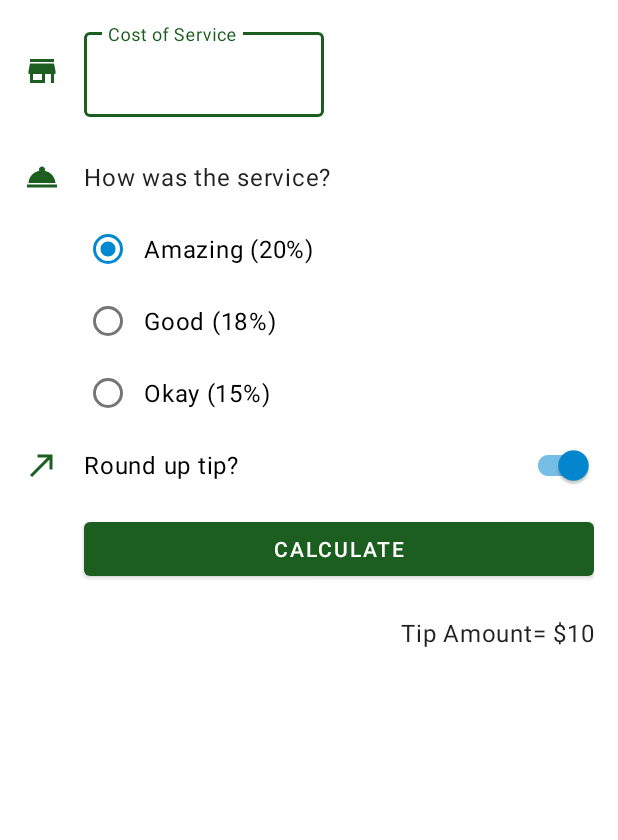
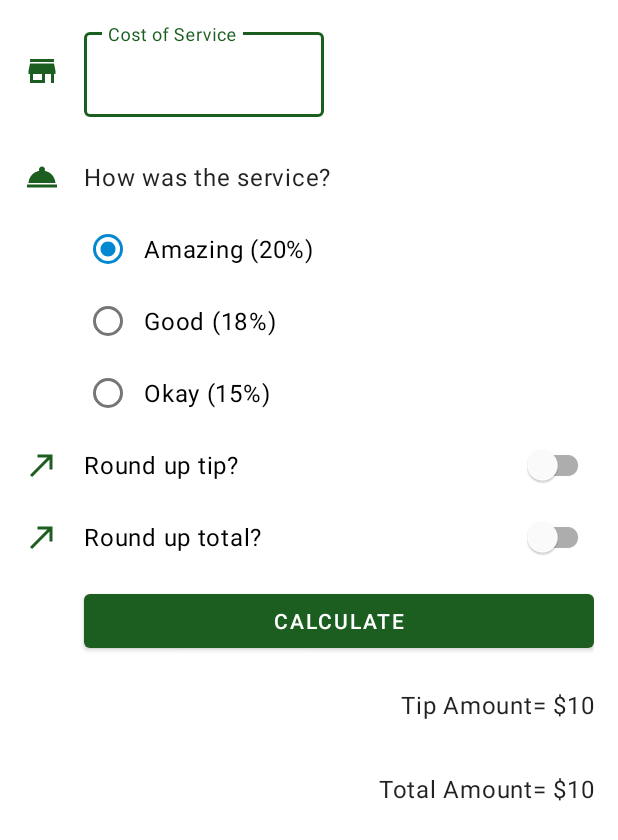
Before and after one commit to doncapuano/Tip_Time, an Android app: the layout activity_main.xml on its own in the app's theme, with its tools: preview values and no code run, on a phone screen of 412 x 824 dp. Shown: the top 840 px of the screen. Run offline under Robolectric (Android 15) with nearby library versions, the phone set to English and light mode, and no system bars.

Commit message:
Added displayTotal function with round_up_total_switch

```diff
--- a/app/src/main/java/com/example/tiptime/MainActivity.kt
+++ b/app/src/main/java/com/example/tiptime/MainActivity.kt
@@ -25,6 +25,7 @@ class MainActivity : AppCompatActivity() {
             displayTip(0.0)
             return
         }
+
         val tipPercentage = when (binding.tipOptions.checkedRadioButtonId) {
             R.id.option_twenty_percent -> 0.20
             R.id.option_eighteen_percent -> 0.18
@@ -32,16 +33,29 @@ class MainActivity : AppCompatActivity() {
         }
 
         var tip = tipPercentage * cost
+        var total = tip + cost
+
         if (binding.roundUpSwitch.isChecked) {
             tip = kotlin.math.ceil(tip)
+            total = tip + cost
+        }
+
+        if (binding.roundUpTotalSwitch.isChecked) {
+            total = kotlin.math.ceil(total)
+            tip = total - cost
         }
 
         displayTip(tip)
-
+        displayTotal(total)
     }
 
     private fun displayTip(tip: Double) {
         val formattedTip = NumberFormat.getCurrencyInstance().format(tip)
         binding.tipResult.text = getString(R.string.tip_amount, formattedTip)
     }
+
+    private fun displayTotal(total: Double) {
+        val formattedTotal = NumberFormat.getCurrencyInstance().format(total)
+        binding.totalResult.text = getString(R.string.total_amount, formattedTotal)
+    }
 }
--- a/app/src/main/res/layout/activity_main.xml
+++ b/app/src/main/res/layout/activity_main.xml
@@ -15,11 +15,11 @@
             android:id="@+id/icon_cost_of_service"
             android:layout_width="wrap_content"
             android:layout_height="wrap_content"
+            android:importantForAccessibility="no"
             app:layout_constraintBottom_toBottomOf="@id/cost_of_service"
             app:layout_constraintStart_toStartOf="parent"
             app:layout_constraintTop_toTopOf="@id/cost_of_service"
-            app:srcCompat="@drawable/ic_store"
-            android:importantForAccessibility="no" />
+            app:srcCompat="@drawable/ic_store" />
 
         <com.google.android.material.textfield.TextInputLayout
             android:id="@+id/cost_of_service"
@@ -42,11 +42,11 @@
             android:id="@+id/icon_service_question"
             android:layout_width="wrap_content"
             android:layout_height="wrap_content"
+            android:importantForAccessibility="no"
             app:layout_constraintBottom_toBottomOf="@id/service_question"
             app:layout_constraintStart_toStartOf="parent"
             app:layout_constraintTop_toTopOf="@id/service_question"
-            app:srcCompat="@drawable/ic_service"
-            android:importantForAccessibility="no" />
+            app:srcCompat="@drawable/ic_service" />
 
         <TextView
             android:id="@+id/service_question"
@@ -91,22 +91,42 @@
             android:id="@+id/icon_round_up"
             android:layout_width="wrap_content"
             android:layout_height="wrap_content"
+            android:importantForAccessibility="no"
             app:layout_constraintBottom_toBottomOf="@id/round_up_switch"
             app:layout_constraintStart_toStartOf="parent"
             app:layout_constraintTop_toTopOf="@id/round_up_switch"
-            app:srcCompat="@drawable/ic_round_up"
-            android:importantForAccessibility="no" />
+            app:srcCompat="@drawable/ic_round_up" />
 
         <com.google.android.material.switchmaterial.SwitchMaterial
             android:id="@+id/round_up_switch"
             android:layout_width="0dp"
             android:layout_height="wrap_content"
             android:layout_marginStart="16dp"
-            android:checked="true"
             android:text="@string/round_up_tip"
             app:layout_constraintEnd_toEndOf="parent"
             app:layout_constraintStart_toEndOf="@id/icon_round_up"
             app:layout_constraintTop_toBottomOf="@id/tip_options"
+            tools:ignore="UseSwitchCompatOrMaterialXml" />
+
+        <ImageView
+            android:id="@+id/icon_round_up_total"
+            android:layout_width="wrap_content"
+            android:layout_height="wrap_content"
+            android:importantForAccessibility="no"
+            app:layout_constraintBottom_toBottomOf="@id/round_up_total_switch"
+            app:layout_constraintStart_toStartOf="parent"
+            app:layout_constraintTop_toTopOf="@id/round_up_total_switch"
+            app:srcCompat="@drawable/ic_round_up" />
+
+        <com.google.android.material.switchmaterial.SwitchMaterial
+            android:id="@+id/round_up_total_switch"
+            android:layout_width="0dp"
+            android:layout_height="wrap_content"
+            android:layout_marginStart="16dp"
+            android:text="@string/round_up_total"
+            app:layout_constraintEnd_toEndOf="parent"
+            app:layout_constraintStart_toEndOf="@id/icon_round_up_total"
+            app:layout_constraintTop_toBottomOf="@id/round_up_switch"
             tools:ignore="UseSwitchCompatOrMaterialXml" />
 
         <Button
@@ -116,8 +136,8 @@
             android:layout_marginTop="8dp"
             android:text="@string/calculate"
             app:layout_constraintEnd_toEndOf="parent"
-            app:layout_constraintStart_toStartOf="@+id/round_up_switch"
-            app:layout_constraintTop_toBottomOf="@id/round_up_switch" />
+            app:layout_constraintStart_toStartOf="@id/round_up_total_switch"
+            app:layout_constraintTop_toBottomOf="@id/round_up_total_switch" />
 
         <TextView
             android:id="@+id/tip_result"
@@ -129,5 +149,15 @@
             app:layout_constraintTop_toBottomOf="@id/calculate_button"
             tools:text="Tip Amount= $10" />
 
+        <TextView
+            android:id="@+id/total_result"
+            style="@style/Widget.TipTime.TextView"
+            android:layout_width="wrap_content"
+            android:layout_height="wrap_content"
+            android:layout_marginTop="8dp"
+            app:layout_constraintEnd_toEndOf="parent"
+            app:layout_constraintTop_toBottomOf="@id/tip_result"
+            tools:text="Total Amount= $10" />
+
     </androidx.constraintlayout.widget.ConstraintLayout>
 </ScrollView>
--- a/app/src/main/res/values/strings.xml
+++ b/app/src/main/res/values/strings.xml
@@ -8,5 +8,7 @@
     <string name="round_up_tip">Round up tip?</string>
     <string name="calculate">Calculate</string>
     <string name="tip_amount">Tip Amount: %s</string>
+    <string name="total_amount">Total Amount: %s</string>
+    <string name="round_up_total">Round up total?</string>
 
 </resources>
```
